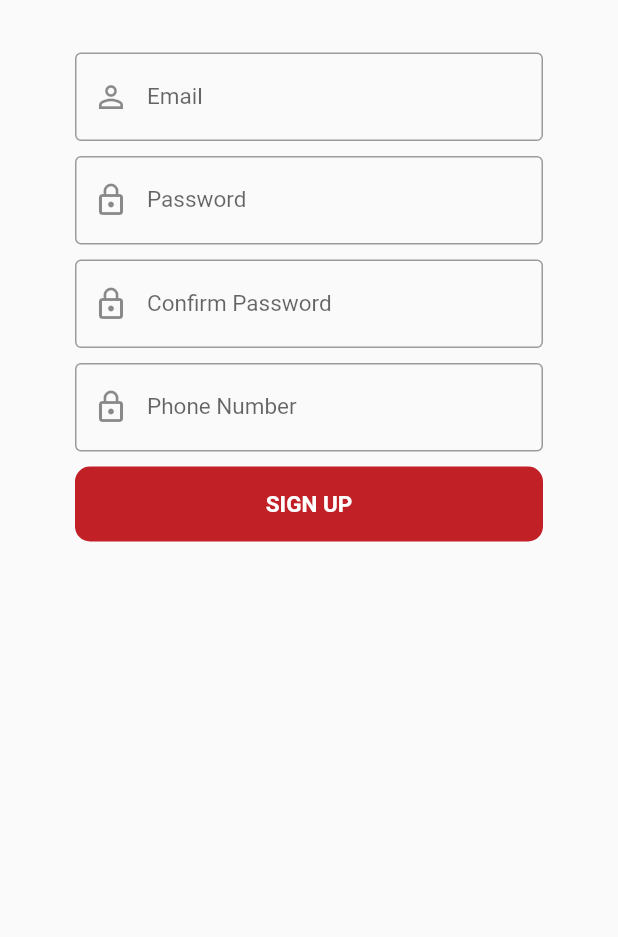
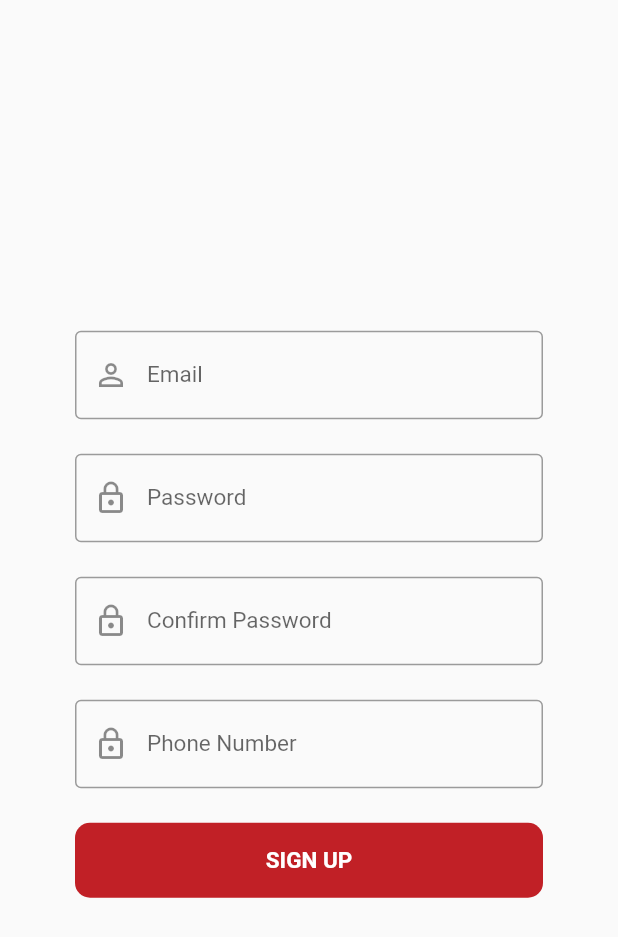
Before and after one commit to RadwaTaha/owlbook, a Flutter app: the screen it shows after launch, after a tap on "SIGN IN", after a tap on "Sign Up", on a phone screen of 412 x 824 dp. Shown: the top 937 px of the screen. Run offline on Flutter 3.47's test engine with Material 2 defaults, Android fonts, the phone set to English and light mode, and no system bars; our stand-ins replace cloud_firestore, firebase_auth, flutter_spinkit, geolocator, google_maps_flutter; accounts and stored records are empty; generated files the repository leaves out were written again; Roboto replaces fonts that are missing (SFUIDisplay).

Commit message:
update the register and signin pages

```diff
--- a/lib/screens/authenticate/register.dart
+++ b/lib/screens/authenticate/register.dart
@@ -31,8 +31,12 @@ class _RegisterState extends State<Register> {
         child: Form(
           key: _formKey,
           child: Column(
+            mainAxisAlignment: MainAxisAlignment.center,
             children: <Widget>[
-              SizedBox(height: 15.0),
+//              Image.asset(
+//                'Assets/logo.png',
+//              ),
+              SizedBox(height: 23.0),
 
               TextFormField(
                 style: TextStyle(
@@ -52,7 +56,7 @@ class _RegisterState extends State<Register> {
                   setState(() => email = val);
                 },
               ),
-              SizedBox(height: 10.0),
+              SizedBox(height: 23.0),
               TextFormField(
                 obscureText: true,
                 style: TextStyle(
@@ -72,7 +76,7 @@ class _RegisterState extends State<Register> {
                   setState(() => password = val);
                 },
               ),
-              SizedBox(height: 10.0,),
+              SizedBox(height: 23.0,),
               TextFormField(
                 obscureText: true,
                 style: TextStyle(
@@ -89,7 +93,7 @@ class _RegisterState extends State<Register> {
                 ),
                 validator: (val) => val != password ? 'confirm your password please!' : null,
               ),
-              SizedBox(height: 10.0,),
+              SizedBox(height: 23.0,),
               TextFormField(
                 obscureText: true,
                 style: TextStyle(
@@ -109,7 +113,7 @@ class _RegisterState extends State<Register> {
                   setState(() => phone = val);
                 },
               ),
-              SizedBox(height: 10.0,),
+              SizedBox(height: 23.0,),
               MaterialButton(
                 onPressed: () async {
                   if(_formKey.currentState.validate())
--- a/lib/screens/authenticate/signIn.dart
+++ b/lib/screens/authenticate/signIn.dart
@@ -1,3 +1,4 @@
+import 'package:flutter/cupertino.dart';
 import 'package:flutter/material.dart';
 import 'package:owl_book/services/auth.dart';
 import 'package:owl_book/shared/loading.dart';
@@ -119,9 +120,14 @@ class _SignInState extends State<SignIn> {
               ),
               SizedBox(height: 12.0,),
               Text(error,style: TextStyle(color: Colors.red,fontSize: 14.0)),
+              Row(
+                crossAxisAlignment: CrossAxisAlignment.center,
+                mainAxisAlignment: MainAxisAlignment.center,
+                children: <Widget>[
                   Padding(
-                padding: EdgeInsets.only(top: 30),
+                    padding: EdgeInsets.only(top: 0),
                     child: Center(
+
                       child: RichText(
                         text: TextSpan(
                             children: [
@@ -133,15 +139,6 @@ class _SignInState extends State<SignIn> {
                                     fontSize: 15,
                                   )
                               ),
-
-                          TextSpan(
-                              text: "sign up",
-                              style: TextStyle(
-                                fontFamily: 'SFUIDisplay',
-                                color: Color(0xffc12026),
-                                fontSize: 15,
-                              )
-                          )
                             ]
                         ),
                       ),
@@ -149,8 +146,10 @@ class _SignInState extends State<SignIn> {
                     ),
 
                   ),
+
                   FlatButton(
-                color: Colors.white,
+
+
                     textColor: Color(0xffc12026),
                     disabledColor: Colors.grey,
                     disabledTextColor: Colors.black,
@@ -170,6 +169,10 @@ class _SignInState extends State<SignIn> {
                       ),
                     ),
                   )
+
+                ],
+              )
+
             ],
           ),
         ),
```
Lines whose indentation alone changed are shown as unchanged.
